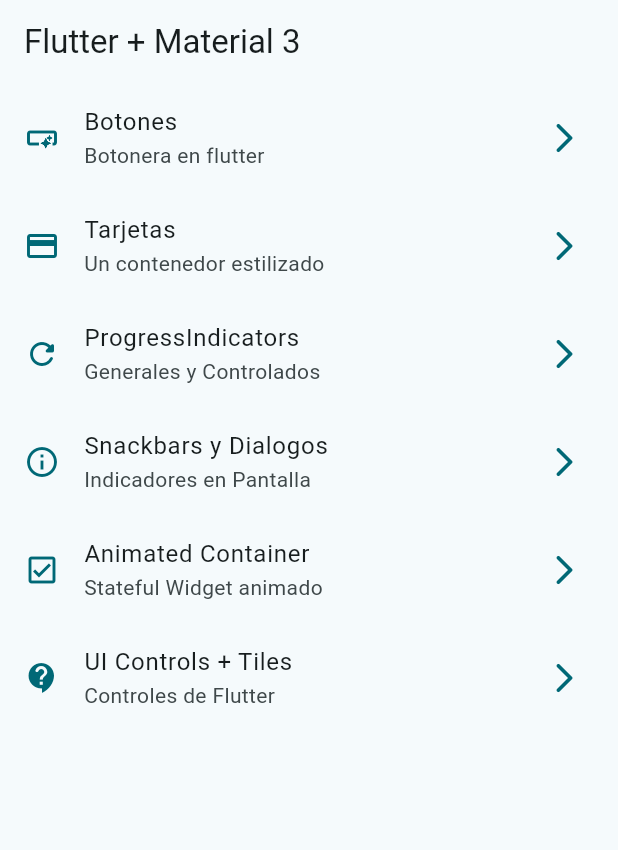
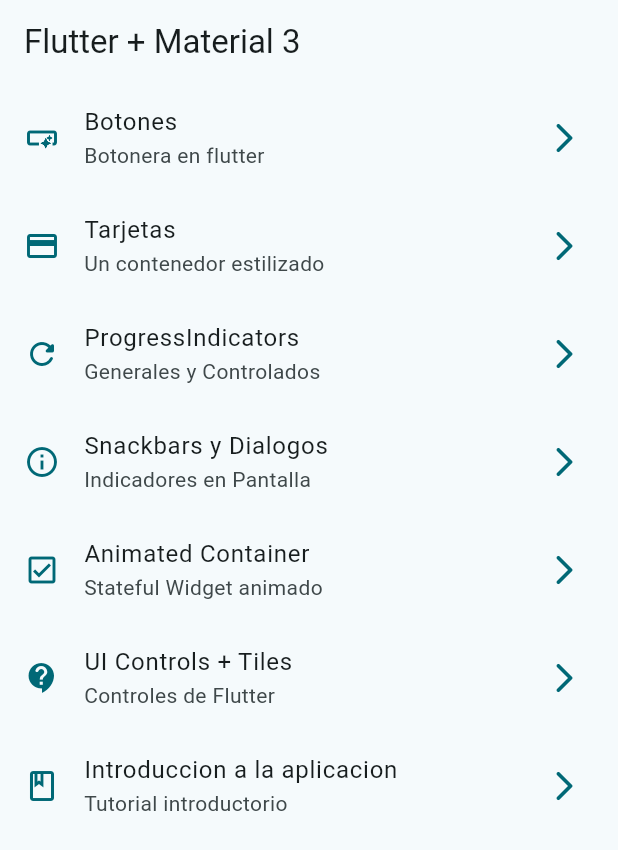
Before and after one commit to JordyV23/widgets-app, a Flutter app: the screen it shows after launch, on a phone screen of 412 x 824 dp. Shown: the top 850 px of the screen. Run offline on Flutter 3.47's test engine with Material 2 defaults, Android fonts, the phone set to English and light mode, and no system bars; our stand-ins replace go_router.

Commit message:
Cambios realizados: -Implementacion de ruta nueva para tutorial -Implementacion de pantalla para tutorial -Importacion de assets en el proyecto -Actualizacion de archivo pubspec.yaml

```diff
--- a/lib/config/menu/menu_items.dart
+++ b/lib/config/menu/menu_items.dart
@@ -59,5 +59,12 @@ const appMenuItems = <MenuItem>[
     icon: Icons.contact_support_rounded
   ),
 
+  MenuItem(
+    title: 'Introduccion a la aplicacion',
+    subTitle: 'Tutorial introductorio',
+    link: '/tutorial',
+    icon: Icons.book_outlined
+  ),
+
 
 ];
--- a/lib/config/router/app_router.dart
+++ b/lib/config/router/app_router.dart
@@ -47,5 +47,11 @@ final appRputer = GoRouter(
     builder: (contex,state) => const UiControlsScreen()
   ),
 
+  GoRoute(
+    path: '/tutorial',
+    name: AppTutorial.name,
+    builder: (contex,state) => const AppTutorial()
+  ),
+
 
 ]);
--- a/pubspec.yaml
+++ b/pubspec.yaml
@@ -18,3 +18,6 @@ dev_dependencies:
 
 flutter:
   uses-material-design: true
+
+assets:
+  - assets/images/
```
Also changed, not shown: assets/images/1.png (added), assets/images/2.png (added), assets/images/3.png (added), assets/images/jar-loading.gif (added).
